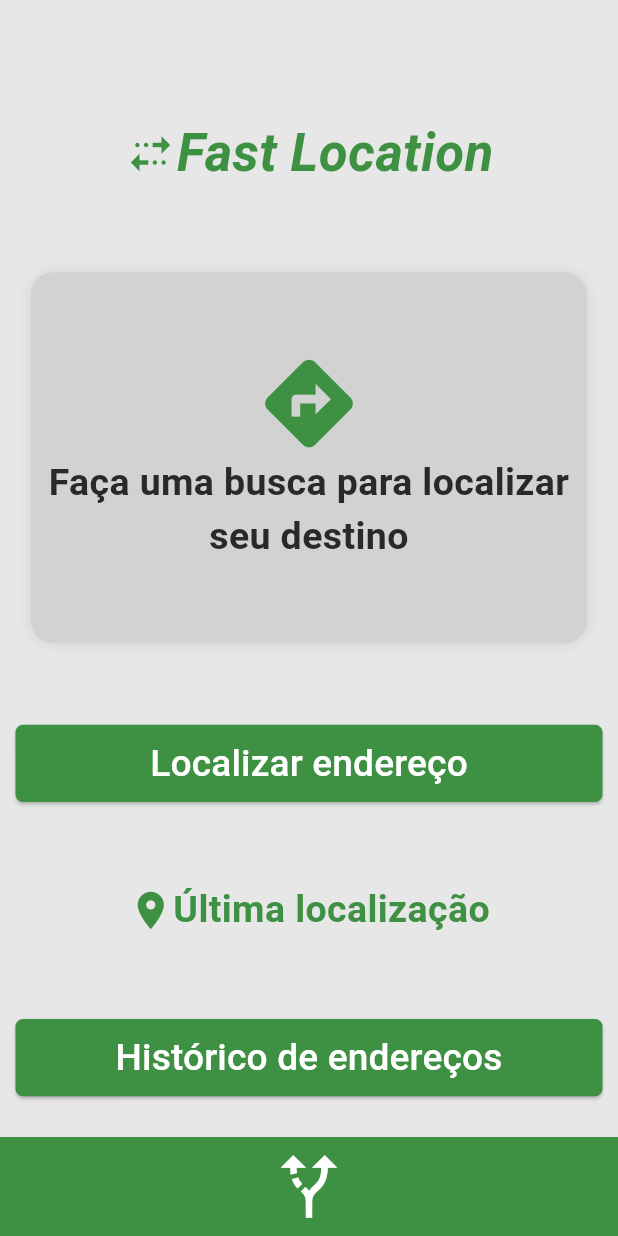
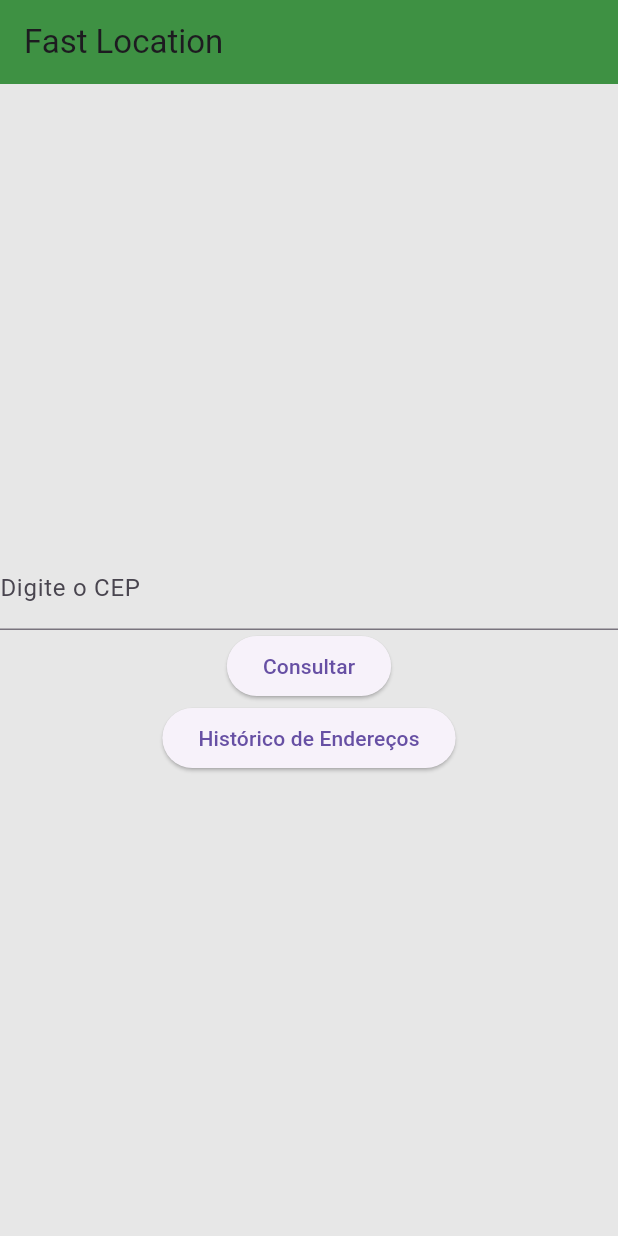
Before and after one commit to Andredevfl/Desenvolvimento-de-Sistemas-Moveis, a Flutter app: the screen it shows after launch, on a phone screen of 412 x 824 dp. Run offline on Flutter 3.47's test engine with Material 3 defaults, Android fonts, the phone set to English and light mode, and no system bars; our stand-ins replace dio, flutter_mobx, hive_flutter, mobx, shared_preferences; missing offline and left inert: path_provider_android, path_provider_ios; accounts and stored records are empty; generated files the repository leaves out were written again.

Commit message:
Update home_page.dart

```diff
--- a/lib/src/modules/home/page/home_page.dart
+++ b/lib/src/modules/home/page/home_page.dart
@@ -1,163 +1,156 @@
-import 'package:fast_location/src/shared/colors/app_colors.dart';
 import 'package:flutter/material.dart';
-import 'package:fast_location/src/modules/home/page/result.dart';
+
+import 'package:fast_location/src/services/cep_service.dart';
+
 import 'package:fast_location/src/modules/history/page/history_page.dart';
 
+import 'package:fast_location/src/shared/colors/app_colors.dart';
+
+import 'package:fast_location/src/modules/home/model/address_model.dart';
+
+
 class HomePage extends StatefulWidget {
+
   const HomePage({super.key});
 
+
   @override
+
   State<HomePage> createState() => _HomePageState();
+
 }
 
+
 class _HomePageState extends State<HomePage> {
-  @override
-  void initState() {
-    super.initState();
+
+  final CepService _cepService = CepService();
+
+  final TextEditingController _cepController = TextEditingController();
+
+  AddressModel? _address;
+
+  String? _errorMessage;
+
+
+  void _consultarCep() async {
+
+    setState(() {
+
+      _errorMessage = null;
+
+    });
+
+    try {
+
+      AddressModel address = await _cepService.fetchAddress(_cepController.text);
+
+      await _cepService.saveToHistory(address);
+
+      setState(() {
+
+        _address = address;
+
+      });
+
+    } catch (e) {
+
+      setState(() {
+
+        _errorMessage = e.toString();
+
+      });
+
+    }
+
   }
 
+
   @override
-  void didChangeDependencies() {
-    super.didChangeDependencies();
+
+  Widget build(BuildContext context) {
+
+    return Scaffold(
+
+      backgroundColor: AppColors.appPageBackground,
+
+      appBar: AppBar(
+
+        title: const Text("Fast Location"),
+
+        backgroundColor: AppColors.appBarBackground,
+
+      ),
+
+      body: Center(
+
+        child: Column(
+
+          mainAxisAlignment: MainAxisAlignment.center,
+
+          children: [
+
+            TextField(
+
+              controller: _cepController,
+
+              decoration: const InputDecoration(
+
+                labelText: "Digite o CEP",
+
+              ),
+
+              keyboardType: TextInputType.number,
+
+            ),
+
+            ElevatedButton(
+
+              onPressed: _consultarCep,
+
+              child: const Text("Consultar"),
+
+            ),
+
+            if (_errorMessage != null) ...[
+
+              Text(_errorMessage!, style: TextStyle(color: Colors.red)),
+
+            ],
+
+            if (_address != null) ...[
+
+              Text("Endereço: ${_address!.logradouro}, ${_address!.bairro}"),
+
+              Text("Cidade: ${_address!.localidade} - ${_address!.uf}"),
+
+            ],
+
+            ElevatedButton(
+
+              onPressed: () {
+
+                Navigator.push(
+
+                  context,
+
+                  MaterialPageRoute(builder: (context) => const HistoryPage()),
+
+                );
+
+              },
+
+              child: const Text("Histórico de Endereços"),
+
+            ),
+
+          ],
+
+        ),
+
+      ),
+
+    );
+
   }
 
-  @override
-  void dispose() {
-    super.dispose();
-  }
-
-  @override
-  Widget build(BuildContext context) {
-    var size = MediaQuery.of(context).size;
-    var heightMedia = size.height;
-    var widthMedia = size.width;
-
-    return Scaffold(
-        backgroundColor: AppColors.appPageBackground,
-        body: Center(
-            child: Column(
-                mainAxisAlignment: MainAxisAlignment.spaceAround,
-                children: [
-              Padding(
-                padding: const EdgeInsets.only(top: 50.0),
-                child: const Row(
-                  mainAxisAlignment: MainAxisAlignment.center,
-                  children: [
-                    Icon(
-                      size: 35,
-                      color: Color.fromRGBO(62, 145, 67, 1),
-                      Icons.multiple_stop,
-                    ),
-                    Text(
-                      "Fast Location",
-                      style: TextStyle(
-                        fontWeight: FontWeight.bold,
-                        fontStyle: FontStyle.italic,
-                        fontSize: 35,
-                        color: Color.fromRGBO(62, 145, 67, 1),
-                      ),
-                    ),
-                  ],
-                ),
-              ),
-              Container(
-                  width: widthMedia * 0.90,
-                  height: heightMedia * 0.3,
-                  decoration: BoxDecoration(
-                    boxShadow: const [
-                      BoxShadow(color: AppColors.appBarContainer, blurRadius: 7)
-                    ],
-                    borderRadius: BorderRadius.circular(15),
-                    color: const Color.fromARGB(255, 210, 210, 210),
-                  ),
-                  child: const Column(
-                    mainAxisSize: MainAxisSize.max,
-                    mainAxisAlignment: MainAxisAlignment.center,
-                    crossAxisAlignment: CrossAxisAlignment.center,
-                    children: [
-                      Icon(
-                          size: 70,
-                          color: Color.fromRGBO(62, 145, 67, 1),
-                          Icons.directions),
-                      Text("Faça uma busca para localizar seu destino",
-                          textAlign: TextAlign.center,
-                          style: TextStyle(
-                              color: Color.fromARGB(255, 41, 41, 41),
-                              fontSize: 25,
-                              fontWeight: FontWeight.bold)),
-                    ],
-                  )),
-              ElevatedButton(
-                  onPressed: () {
-                    showDialog(
-                        context: context,
-                        builder: (BuildContext context) {
-                          return widgetPesquisa(context, "Digite o CEP");
-                        });
-                  },
-                  style: ButtonStyle(
-                    backgroundColor:
-                        WidgetStateProperty.all(Color.fromRGBO(62, 145, 67, 1)),
-                    minimumSize:
-                        WidgetStateProperty.all(Size(widthMedia * 0.95, 15)),
-                    padding: WidgetStateProperty.all<EdgeInsets>(
-                      EdgeInsets.all(heightMedia * 0.01),
-                    ),
-                    shape: WidgetStateProperty.all<RoundedRectangleBorder>(
-                      RoundedRectangleBorder(
-                        borderRadius: BorderRadius.circular(5),
-                      ),
-                    ),
-                  ),
-                  child: Text("Localizar endereço",
-                      style: TextStyle(
-                          color: Colors.white, fontSize: heightMedia * 0.03))),
-              const Row(
-                mainAxisAlignment: MainAxisAlignment.center,
-                children: [
-                  Icon(
-                      size: 30,
-                      color: Color.fromRGBO(62, 145, 67, 1),
-                      Icons.place),
-                  Text("Última localização",
-                      style: TextStyle(
-                          color: Color.fromRGBO(62, 145, 67, 1),
-                          fontSize: 25,
-                          fontWeight: FontWeight.bold))
-                ],
-              ),
-              ElevatedButton(
-                  onPressed: () {
-                    Navigator.push(
-                      context,
-                      MaterialPageRoute(
-                        builder: (context) => const HistoryPage(),
-                      ),
-                    );
-                  },
-                  style: ButtonStyle(
-                    minimumSize:
-                        WidgetStateProperty.all(Size(widthMedia * 0.95, 15)),
-                    backgroundColor:
-                        WidgetStateProperty.all(Color.fromRGBO(62, 145, 67, 1)),
-                    padding: WidgetStateProperty.all<EdgeInsets>(
-                      EdgeInsets.all(heightMedia * 0.01),
-                    ),
-                    shape: WidgetStateProperty.all<RoundedRectangleBorder>(
-                      RoundedRectangleBorder(
-                        borderRadius: BorderRadius.circular(5),
-                      ),
-                    ),
-                  ),
-                  child: Text("Histórico de endereços",
-                      style: TextStyle(
-                          color: Colors.white, fontSize: heightMedia * 0.03)))
-            ])),
-        bottomNavigationBar: Container(
-            decoration:
-                const BoxDecoration(color: Color.fromRGBO(62, 145, 67, 1)),
-            child: const IconButton(
-                onPressed: null,
-                icon: Icon(size: 50, color: Colors.white, Icons.alt_route))));
-  }
 }
```
